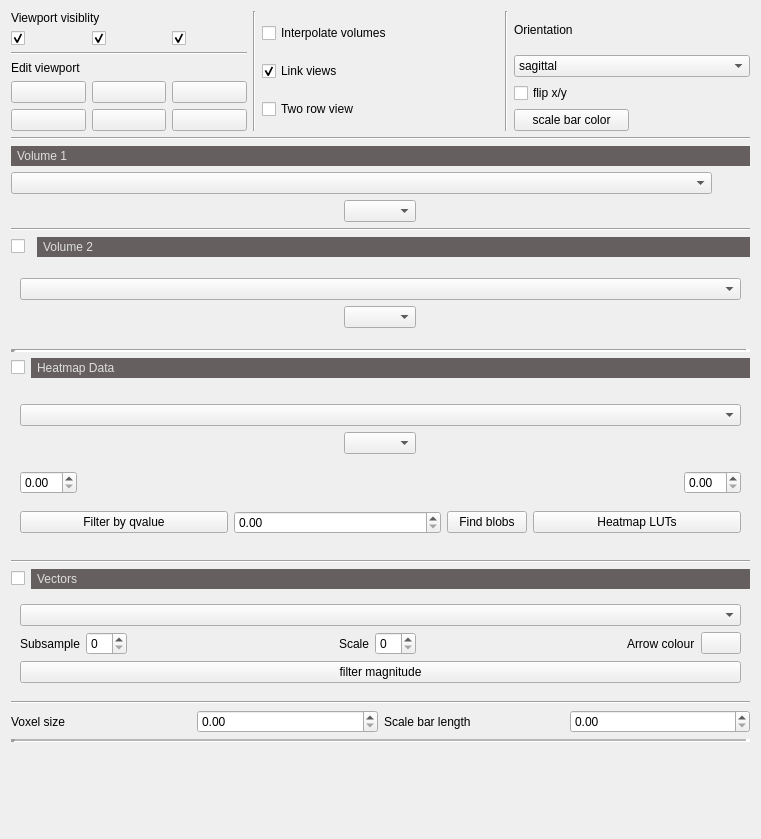
The window that ui/ui_datatab.ui (VCCRI/vpv) describes before a commit, drawn with Qt 5.
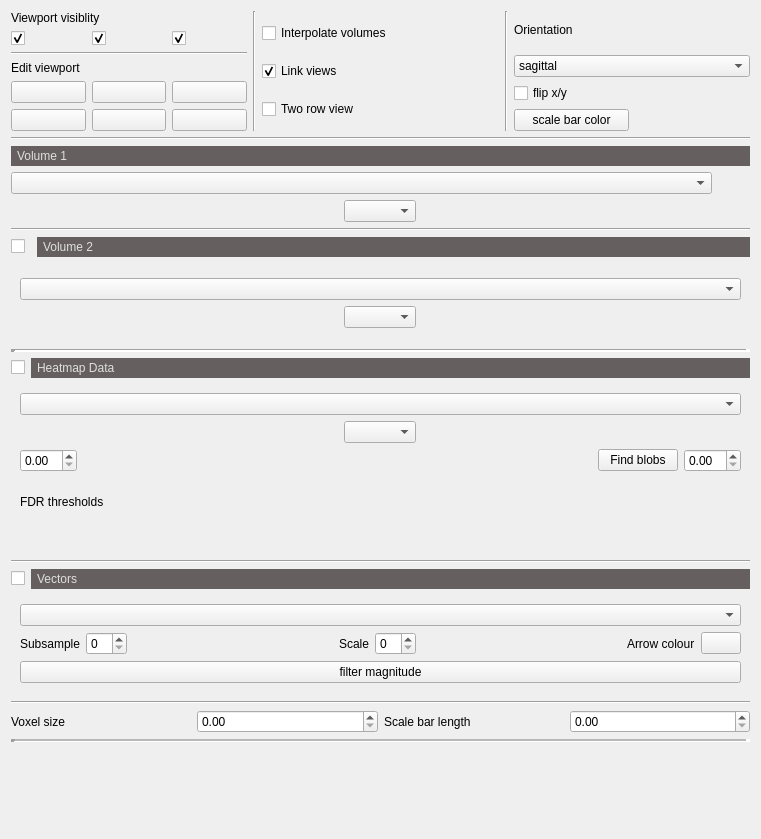
The same window after the commit. Icons and pictures are not drawn.

Commit message: Added FDR threshold filtering buttons. Currently works with the zips generated fromt he TCP pipeline

The edit to the form file:
```diff
--- a/ui/ui_datatab.ui
+++ b/ui/ui_datatab.ui
@@ -487,26 +487,6 @@
          </spacer>
         </item>
         <item>
-         <widget class="QDoubleSpinBox" name="doubleSpinBoxPosThresh"/>
-        </item>
-       </layout>
-      </item>
-      <item>
-       <layout class="QHBoxLayout" name="horizontalLayoutDataSliders"/>
-      </item>
-      <item>
-       <layout class="QHBoxLayout" name="horizontalLayout_10">
-        <item>
-         <widget class="QPushButton" name="pushButtonFilterQValue">
-          <property name="text">
-           <string>Filter by qvalue</string>
-          </property>
-         </widget>
-        </item>
-        <item>
-         <widget class="QDoubleSpinBox" name="doubleSpinBoxQValue"/>
-        </item>
-        <item>
          <widget class="QPushButton" name="pushButtonRecalcConnectComponents">
           <property name="sizePolicy">
            <sizepolicy hsizetype="Maximum" vsizetype="Fixed">
@@ -520,11 +500,37 @@
          </widget>
         </item>
         <item>
-         <widget class="QPushButton" name="pushButtonPosLUT">
-          <property name="text">
-           <string>Heatmap LUTs</string>
+         <widget class="QDoubleSpinBox" name="doubleSpinBoxPosThresh"/>
+        </item>
+       </layout>
+      </item>
+      <item>
+       <widget class="QLabel" name="labelFdrThresholds">
+        <property name="text">
+         <string>FDR thresholds</string>
+        </property>
+       </widget>
+      </item>
+      <item>
+       <layout class="QGridLayout" name="gridLayoutFdrButtons"/>
+      </item>
+      <item>
+       <layout class="QHBoxLayout" name="horizontalLayoutDataSliders"/>
+      </item>
+      <item>
+       <layout class="QHBoxLayout" name="horizontalLayout_10">
+        <item>
+         <spacer name="horizontalSpacer_2">
+          <property name="orientation">
+           <enum>Qt::Horizontal</enum>
           </property>
-         </widget>
+          <property name="sizeHint" stdset="0">
+           <size>
+            <width>40</width>
+            <height>20</height>
+           </size>
+          </property>
+         </spacer>
         </item>
        </layout>
       </item>
```
Left out of the diff: 2 changed lines with no effect on the pictures. The commit also changes 10 other files.
